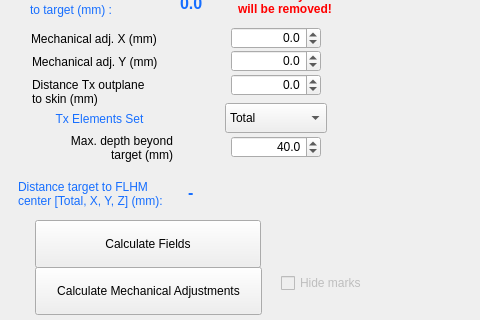
ProteusMRIgHIFU/BabelBrain, file BabelBrain/Babel_REMOPD/form.ui: the form before one commit; both pictures show x 0 to 480 and y 153 to 473 of the 1251 by 473 pixel window.
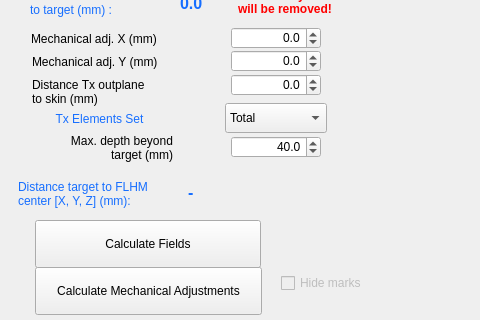
The form after the commit.

What changed in the file:
```diff
--- a/BabelBrain/Babel_REMOPD/form.ui
+++ b/BabelBrain/Babel_REMOPD/form.ui
@@ -608,7 +608,7 @@
    </property>
    <property name="text">
     <string>Distance target to FLHM
-center [Total, X, Y, Z] (mm):</string>
+center [X, Y, Z] (mm):</string>
    </property>
    <property name="indent">
     <number>0</number>
```
